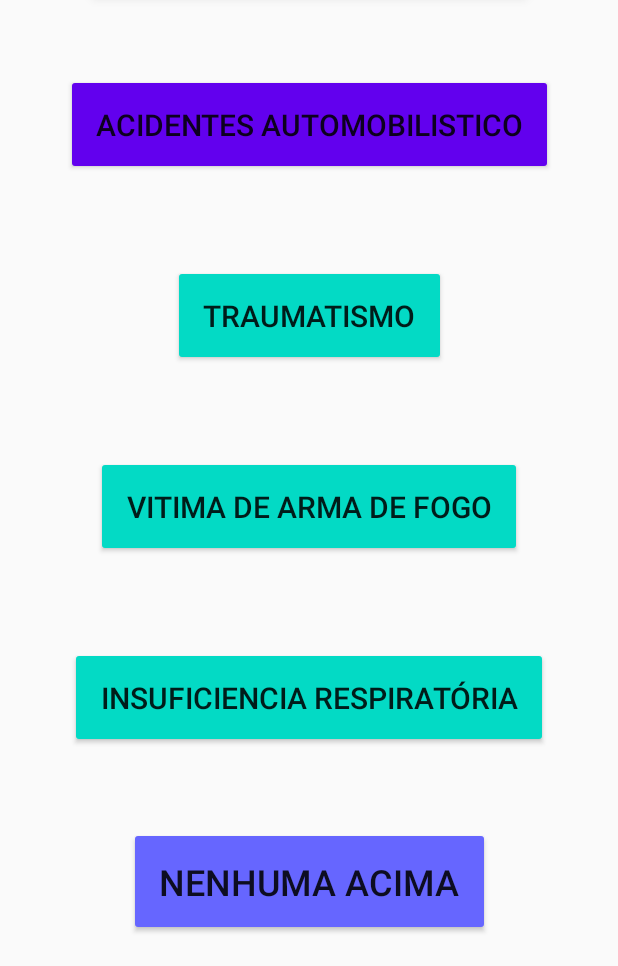
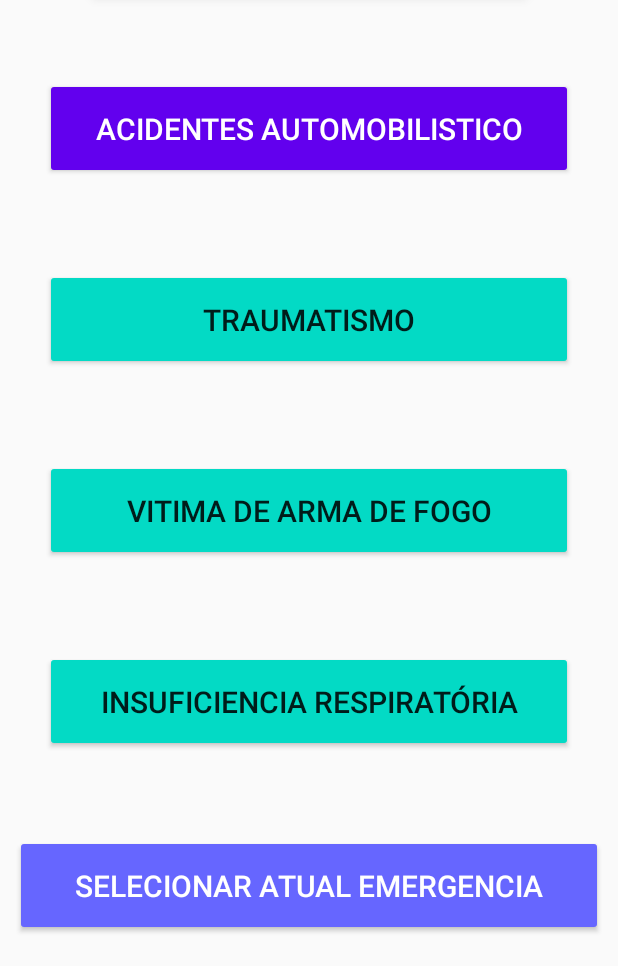
Before and after one commit to marcelolamenza/Triagem, an Android app: the DiagnosisFragment screen opened through its navigation route, after a tap on "ACIDENTES AUTOMOBILISTICO", on a phone screen of 412 x 824 dp, the part 270-1236 px from its top. Run offline under Robolectric (Android 15) with nearby library versions, the phone set to English and light mode, and no system bars; our stand-ins replace navigation-ui.

Commit message:
Adding first triagem screen

```diff
--- a/app/src/main/java/com/example/triagem/RegisterDetailsFragment.kt
+++ b/app/src/main/java/com/example/triagem/RegisterDetailsFragment.kt
@@ -14,6 +14,7 @@ import com.example.triagem.util.FirebaseHandler
 
 class RegisterDetailsFragment : Fragment() {
     lateinit var userInfo: UserInfo
+    lateinit var spinner: Spinner
 
     override fun onCreateView(
         inflater: LayoutInflater, container: ViewGroup?,
@@ -65,7 +66,7 @@ class RegisterDetailsFragment : Fragment() {
     }
 
     private fun createSpinner(view: View) {
-        val spinner: Spinner = view.findViewById(R.id.info)!!
+        spinner = view.findViewById(R.id.info)
         // Create an ArrayAdapter using the string array and a default spinner layout
         context?.let {
             ArrayAdapter.createFromResource(
--- a/app/src/main/java/com/example/triagem/adapters/DiagnosisItemAdapter.kt
+++ b/app/src/main/java/com/example/triagem/adapters/DiagnosisItemAdapter.kt
@@ -9,7 +9,8 @@ import com.example.triagem.util.DiagnosisCallback
 import com.example.triagem.util.inflate
 
 
-class DiagnosisItemAdapter(private var diagnosisCallback: DiagnosisCallback) : RecyclerView.Adapter<DiagnosisItemAdapter.DiagnosisItemViewHolder>(){
+class DiagnosisItemAdapter(private var diagnosisCallback: DiagnosisCallback) :
+    RecyclerView.Adapter<DiagnosisItemAdapter.DiagnosisItemViewHolder>() {
 
     private var diagnosisItemList = mutableListOf<DiagnosisItem>()
         set(value) {
@@ -22,18 +23,22 @@ class DiagnosisItemAdapter(private var diagnosisCallback: DiagnosisCallback) : R
         notifyDataSetChanged()
     }
 
-    fun clean(){
+    fun addItemOnList(list: List<DiagnosisItem>) {
+
+    }
+
+    fun clean() {
         diagnosisItemList.removeAll(diagnosisItemList)
         notifyDataSetChanged()
     }
 
     class DiagnosisItemViewHolder(itemView: View) : RecyclerView.ViewHolder(itemView) {
-        val label: Button by lazy { itemView.findViewById<Button>(R.id.label) }
-        var isClicked : Boolean = false
+        val diseaseButton: Button by lazy { itemView.findViewById<Button>(R.id.label) }
+        var isClicked: Boolean = false
     }
 
     override fun onCreateViewHolder(parent: ViewGroup, viewType: Int): DiagnosisItemViewHolder {
-        val rowView = parent.inflate(R.layout.sickness_card,false)
+        val rowView = parent.inflate(R.layout.sickness_card, false)
         return DiagnosisItemViewHolder(
             rowView
         )
@@ -42,12 +47,12 @@ class DiagnosisItemAdapter(private var diagnosisCallback: DiagnosisCallback) : R
     override fun onBindViewHolder(holder: DiagnosisItemViewHolder, position: Int) {
         val debugItem = diagnosisItemList.toList()[position]
 
-        holder.label.text = debugItem.sickness
-        holder.label.setOnClickListener {
+        holder.diseaseButton.text = debugItem.sickness
+
+        holder.diseaseButton.setOnClickListener {
             holder.isClicked = !holder.isClicked
 
-            diagnosisCallback.nextFrag(holder.label, holder.isClicked)
-
+            diagnosisCallback.clickAction(holder.diseaseButton, holder.isClicked)
         }
     }
 
@@ -55,6 +60,6 @@ class DiagnosisItemAdapter(private var diagnosisCallback: DiagnosisCallback) : R
         return diagnosisItemList.toList().size
     }
 
-    data class DiagnosisItem(val sickness : String)
+    data class DiagnosisItem(val sickness: String)
 
 }
--- a/app/src/main/java/com/example/triagem/DiagnosisFragment.kt
+++ b/app/src/main/java/com/example/triagem/diagnosis/DiagnosisFragment.kt
@@ -1,4 +1,4 @@
-package com.example.triagem
+package com.example.triagem.diagnosis
 
 import android.content.res.ColorStateList
 import android.os.Bundle
@@ -8,14 +8,18 @@ import android.view.ViewGroup
 import android.widget.Button
 import androidx.fragment.app.Fragment
 import androidx.recyclerview.widget.LinearLayoutManager
+import com.example.triagem.R
 import com.example.triagem.adapters.DiagnosisItemAdapter
 import com.example.triagem.util.DiagnosisCallback
+import com.example.triagem.util.PacientState
 import kotlinx.android.synthetic.main.fragment_register.recycler_view
 
 
 class DiagnosisFragment : Fragment(), DiagnosisCallback {
-    private val adapter by lazy {DiagnosisItemAdapter(this) }
-    private var state = State.RED
+    private val adapter by lazy { DiagnosisItemAdapter(this) }
+    private var state = PacientState.FIRST_SLOT
+    private var numberOfOptionsClicked = 0
+    private lateinit var actionButton: Button
 
     override fun onViewCreated(view: View, savedInstanceState: Bundle?) {
         super.onViewCreated(view, savedInstanceState)
@@ -23,18 +27,24 @@ class DiagnosisFragment : Fragment(), DiagnosisCallback {
         recycler_view.adapter = adapter
         recycler_view.layoutManager = LinearLayoutManager(context)
 
-//        adapter.addItem(DiagnosisItemAdapter.DiagnosisItem("INFARTO"))
-//        adapter.addItem(DiagnosisItemAdapter.DiagnosisItem("DOR NO PEITO"))
-//        adapter.addItem(DiagnosisItemAdapter.DiagnosisItem("SOFRIMENTO"))
-//        adapter.addItem(DiagnosisItemAdapter.DiagnosisItem("FUNCIONA"))
         fillRecycler()
 
-        val button : Button = view.findViewById(R.id.button)
+        actionButton = view.findViewById(R.id.button)
+        actionButton.setOnClickListener {
+            checkNextAction()
+        }
+    }
 
-        button.setOnClickListener {
+    private fun checkNextAction() {
+        if (numberOfOptionsClicked != 0) {
+            solveTriagem()
+        } else {
             fillRecycler()
         }
+    }
 
+    private fun solveTriagem() {
+        TODO("Not yet implemented")
     }
 
     override fun onCreateView(
@@ -45,76 +55,65 @@ class DiagnosisFragment : Fragment(), DiagnosisCallback {
         return inflater.inflate(R.layout.fragment_check, container, false)
     }
 
-    private fun fillRecycler(){
+    private fun fillRecycler() {
         adapter.clean()
-        when(state){
-            State.RED -> {
+
+        state = state.next()!!
+
+        when (state) {
+            PacientState.RED -> {
                 adapter.addItem(DiagnosisItemAdapter.DiagnosisItem("ACIDENTES AUTOMOBILISTICO"))
                 adapter.addItem(DiagnosisItemAdapter.DiagnosisItem("TRAUMATISMO"))
                 adapter.addItem(DiagnosisItemAdapter.DiagnosisItem("VITIMA DE ARMA DE FOGO"))
                 adapter.addItem(DiagnosisItemAdapter.DiagnosisItem("INSUFICIENCIA RESPIRATÓRIA"))
             }
-            State.ORANGE -> {
+            PacientState.ORANGE -> {
                 adapter.addItem(DiagnosisItemAdapter.DiagnosisItem("INFARTO"))
                 adapter.addItem(DiagnosisItemAdapter.DiagnosisItem("HEMORRAGIA"))
                 adapter.addItem(DiagnosisItemAdapter.DiagnosisItem("FRATURA"))
                 adapter.addItem(DiagnosisItemAdapter.DiagnosisItem("PERDA DE CONSCIENCIA"))
             }
-            State.YELLOW -> {
+            PacientState.YELLOW -> {
                 adapter.addItem(DiagnosisItemAdapter.DiagnosisItem("DESIDRATAÇÃO"))
                 adapter.addItem(DiagnosisItemAdapter.DiagnosisItem("INFECÇÃO"))
                 adapter.addItem(DiagnosisItemAdapter.DiagnosisItem("HEMORRAGIA(LEVE)"))
-
             }
-            State.GREEN -> {
+            PacientState.GREEN -> {
                 adapter.addItem(DiagnosisItemAdapter.DiagnosisItem("DOR DE GARGANTA"))
                 adapter.addItem(DiagnosisItemAdapter.DiagnosisItem("FEBRE"))
                 adapter.addItem(DiagnosisItemAdapter.DiagnosisItem("TOSSE"))
 
             }
-            State.BLUE -> {
+            PacientState.BLUE -> {
 
             }
-            State.EMPTY -> {
-
+            else -> {
             }
         }
 
-        state = state.next()!!
     }
 
+    override fun clickAction(button: Button, isClicked: Boolean) {
+        val buttonColor: ColorStateList
+        val buttonTextColor: ColorStateList
 
+        if (isClicked) {
+            numberOfOptionsClicked++
+            buttonColor = ColorStateList.valueOf(resources.getColor(R.color.colorPrimary))
+            buttonTextColor = ColorStateList.valueOf(resources.getColor(R.color.white))
+        } else {
+            numberOfOptionsClicked--
+            buttonColor = ColorStateList.valueOf(resources.getColor(R.color.colorAccent))
+            buttonTextColor = ColorStateList.valueOf(resources.getColor(R.color.black))
+        }
 
-    override fun nextFrag(button: Button, isClicked: Boolean){
-        if(isClicked){
-            button.backgroundTintList = ColorStateList.valueOf(resources.getColor(R.color.colorPrimary))
-        }else{
-            button.backgroundTintList = ColorStateList.valueOf(resources.getColor(R.color.colorAccent))
+        button.backgroundTintList = buttonColor
+        button.setTextColor(buttonTextColor)
+
+        if (numberOfOptionsClicked == 0) {
+            actionButton.text = getString(R.string.action_button_no_option_selected)
+        } else {
+            actionButton.text = getString(R.string.action_button_option_selested)
         }
     }
-//
-//    fun clear() {
-//        val size: Int = adapter.
-//        if (size > 0) {
-//            for (i in 0 until size) {
-//                android.R.attr.data.remove(0)
-//            }
-//            notifyItemRangeRemoved(0, size)
-//        }
-//    }
-
 }
-
-enum class State{
-    RED, ORANGE, YELLOW, GREEN, BLUE, EMPTY
-    {
-        override fun next(): State? {
-            return null // see below for options for this line
-        }
-    };
-
-    open operator fun next(): State? {
-        // No bounds checking required here, because the last instance overrides
-        return values()[ordinal + 1]
-    }
-}
--- a/app/src/main/java/com/example/triagem/util/DiagnosisCallback.kt
+++ b/app/src/main/java/com/example/triagem/util/DiagnosisCallback.kt
@@ -3,5 +3,5 @@ package com.example.triagem.util
 import android.widget.Button
 
 interface DiagnosisCallback {
-    fun nextFrag(button: Button, isClicked: Boolean)
+    fun clickAction(button: Button, isClicked: Boolean)
 }
--- /dev/null
+++ b/app/src/main/java/com/example/triagem/util/PacientState.kt
@@ -0,0 +1,14 @@
+package com.example.triagem.util
+
+enum class PacientState {
+    FIRST_SLOT, RED, ORANGE, YELLOW, GREEN, BLUE, UNMAPPED {
+        override fun next(): PacientState? {
+            return null // see below for options for this line
+        }
+    };
+
+    open operator fun next(): PacientState? {
+        // No bounds checking required here, because the last instance overrides
+        return PacientState.values()[ordinal + 1]
+    }
+}
--- a/app/src/main/res/layout/fragment_check.xml
+++ b/app/src/main/res/layout/fragment_check.xml
@@ -4,7 +4,7 @@
     android:layout_width="match_parent"
     android:layout_height="match_parent"
     xmlns:app="http://schemas.android.com/apk/res-auto"
-    tools:context=".DiagnosisFragment">
+    tools:context=".diagnosis.DiagnosisFragment">
 
     <androidx.constraintlayout.widget.ConstraintLayout
         android:layout_width="match_parent"
@@ -64,12 +64,14 @@
 
         <Button
             android:id="@+id/button"
-            android:layout_width="wrap_content"
+            android:layout_width="match_parent"
             android:layout_height="wrap_content"
             android:layout_marginVertical="20dp"
+            android:layout_marginHorizontal="10dp"
             android:padding="20dp"
-            android:text="Nenhuma acima"
-            android:textSize="24sp"
+            android:text="@string/action_button_no_option_selected"
+            android:textColor="@color/white"
+            android:textSize="20sp"
             android:backgroundTint="@color/light_main_color"
             app:layout_constraintBottom_toBottomOf="parent"
             app:layout_constraintEnd_toEndOf="parent"
--- a/app/src/main/res/layout/sickness_card.xml
+++ b/app/src/main/res/layout/sickness_card.xml
@@ -8,9 +8,10 @@
 
     <Button
         android:id="@+id/label"
-        android:layout_width="wrap_content"
+        android:layout_width="match_parent"
         android:layout_height="wrap_content"
         android:layout_marginVertical="30dp"
+        android:layout_marginHorizontal="30dp"
         android:textSize="20sp"
         android:padding="20dp"
         android:backgroundTint="@color/colorAccent"
--- a/app/src/main/res/navigation/nav_graph.xml
+++ b/app/src/main/res/navigation/nav_graph.xml
@@ -41,7 +41,7 @@
     </fragment>
     <fragment
         android:id="@+id/checkFragment"
-        android:name="com.example.triagem.DiagnosisFragment"
+        android:name="com.example.triagem.diagnosis.DiagnosisFragment"
         android:label="fragment_check"
         tools:layout="@layout/fragment_check" />
     <fragment
--- a/app/src/main/res/values/colors.xml
+++ b/app/src/main/res/values/colors.xml
@@ -4,5 +4,6 @@
     <color name="colorPrimaryDark">#3700B3</color>
     <color name="colorAccent">#03DAC5</color>
     <color name="white">#ffffff</color>
+    <color name="black">#000000</color>
     <color name="light_main_color">#6666ff</color>
 </resources>
--- a/app/src/main/res/values/strings.xml
+++ b/app/src/main/res/values/strings.xml
@@ -11,6 +11,8 @@
     <string name="hello_second_fragment">Hello second fragment. Arg: %1$s</string>
     <!-- TODO: Remove or change this placeholder text -->
     <string name="hello_blank_fragment">Hello blank fragment</string>
+    <string name="action_button_no_option_selected">Nenhuma das opções a cima</string>
+    <string name="action_button_option_selested">Selecionar atual emergencia</string>
 
     <string-array name="blood_type_array">
         <item>A+</item>
```
Also changed, not shown: app/src/main/res/drawable/circle.xml (added, +10 -0 lines), app/src/main/res/drawable/login_background.xml (added, +15 -0 lines), app/src/main/res/layout/fragment_login.xml (+29 -1 lines).
